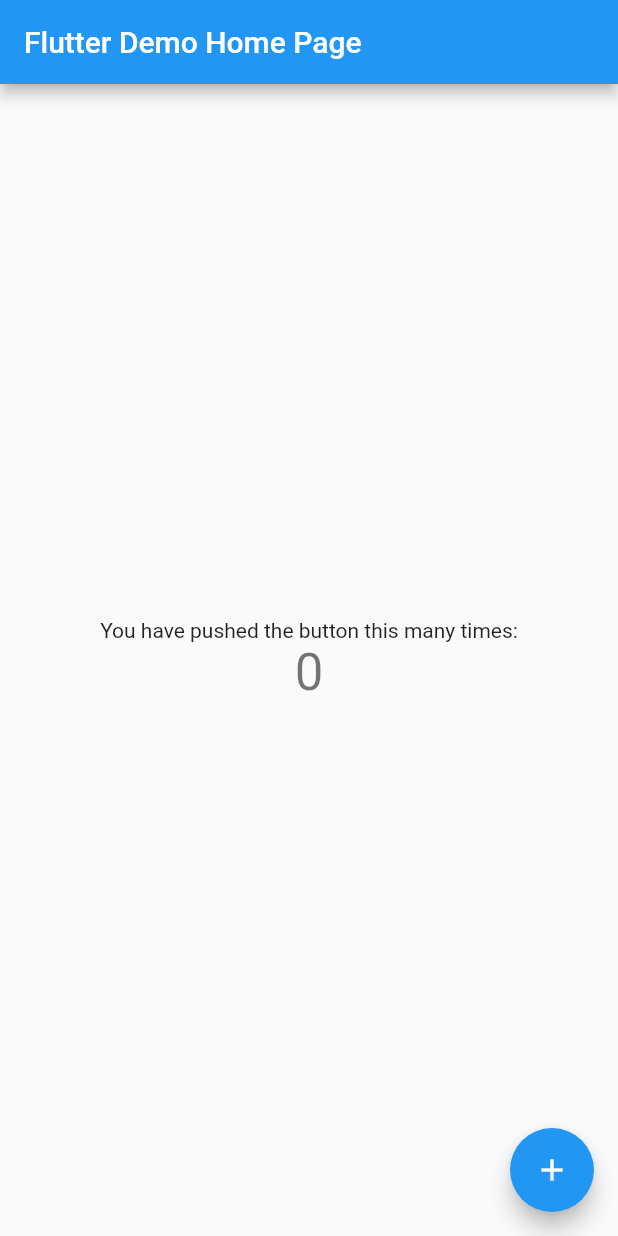
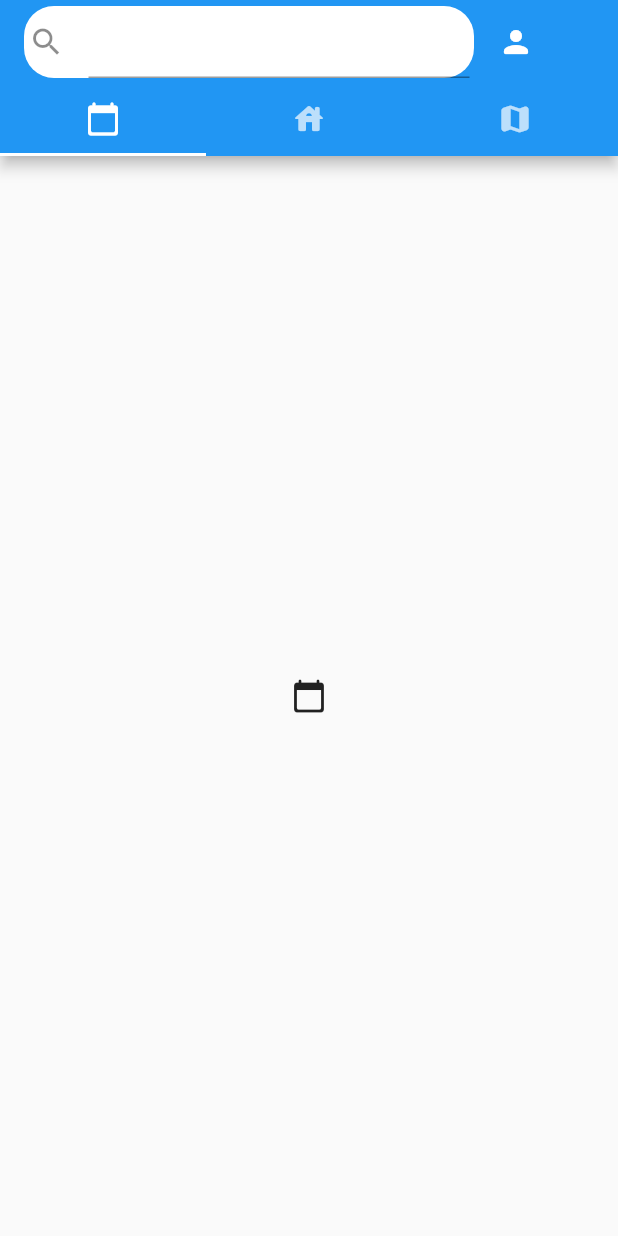
Before and after one commit to xbabka01/-Drinkward, a Flutter app: the screen it shows after launch, on a phone screen of 412 x 824 dp. Run offline on Flutter 3.47's test engine with Material 2 defaults, Android fonts, the phone set to English and light mode, and no system bars.

Commit message:
New home screen

```diff
--- a/lib/main.dart
+++ b/lib/main.dart
@@ -9,7 +9,7 @@ class MyApp extends StatelessWidget {
   @override
   Widget build(BuildContext context) {
     return MaterialApp(
-      title: 'Flutter Demo',
+      title: 'Drinkward',
       theme: ThemeData(
         // This is the theme of your application.
         //
@@ -22,7 +22,7 @@ class MyApp extends StatelessWidget {
         // is not restarted.
         primarySwatch: Colors.blue,
       ),
-      home: MyHomePage(title: 'Flutter Demo Home Page'),
+      home: MyHomePage(title: 'Drinkward'),
     );
   }
 }
@@ -67,47 +67,48 @@ class _MyHomePageState extends State<MyHomePage> {
     // The Flutter framework has been optimized to make rerunning build methods
     // fast, so that you can just rebuild anything that needs updating rather
     // than having to individually change instances of widgets.
-    return Scaffold(
-      appBar: AppBar(
-        // Here we take the value from the MyHomePage object that was created by
-        // the App.build method, and use it to set our appbar title.
-        title: Text(widget.title),
-      ),
-      body: Center(
-        // Center is a layout widget. It takes a single child and positions it
-        // in the middle of the parent.
-        child: Column(
-          // Column is also a layout widget. It takes a list of children and
-          // arranges them vertically. By default, it sizes itself to fit its
-          // children horizontally, and tries to be as tall as its parent.
-          //
-          // Invoke "debug painting" (press "p" in the console, choose the
-          // "Toggle Debug Paint" action from the Flutter Inspector in Android
-          // Studio, or the "Toggle Debug Paint" command in Visual Studio Code)
-          // to see the wireframe for each widget.
-          //
-          // Column has various properties to control how it sizes itself and
-          // how it positions its children. Here we use mainAxisAlignment to
-          // center the children vertically; the main axis here is the vertical
-          // axis because Columns are vertical (the cross axis would be
-          // horizontal).
-          mainAxisAlignment: MainAxisAlignment.center,
-          children: <Widget>[
-            Text(
-              'You have pushed the button this many times:',
-            ),
-            Text(
-              '$_counter',
-              style: Theme.of(context).textTheme.headline4,
-            ),
-          ],
+    return MaterialApp(
+      home: DefaultTabController(
+        length: 3,
+        child: Scaffold(
+          appBar: AppBar(
+              bottom: const TabBar(
+                tabs: [
+                  Tab(icon: Icon(Icons.calendar_today_rounded)),
+                  Tab(icon: Icon(Icons.house_rounded )),
+                  Tab(icon: Icon(Icons.map_rounded )),
+                ],
+              ),
+              title: Row(children: <Widget>[
+                Container(
+                    padding: EdgeInsets.symmetric(horizontal: 3),
+                    decoration: BoxDecoration(
+                        color: Colors.white,
+                        borderRadius: BorderRadius.circular(20)),
+                    constraints: BoxConstraints(maxWidth: 300),
+                    child: TextFormField(
+                      decoration: InputDecoration(
+                        icon: Icon(Icons.search),
+                        contentPadding:
+                            EdgeInsets.symmetric(horizontal: 5, vertical: 1),
+                      ),
+                    )),
+                new IconButton(
+                  icon: const Icon(Icons.person_rounded),
+                  alignment: Alignment.centerRight,
+                  tooltip: 'Person profile',
+                  onPressed: () {},
+                ),
+              ])),
+          body: const TabBarView(
+            children: [
+              Icon(Icons.calendar_today_rounded),
+              Icon(Icons.house_rounded ),
+              Icon(Icons.map_rounded ),
+            ],
+          ),
         ),
       ),
-      floatingActionButton: FloatingActionButton(
-        onPressed: _incrementCounter,
-        tooltip: 'Increment',
-        child: Icon(Icons.add),
-      ), // This trailing comma makes auto-formatting nicer for build methods.
     );
   }
 }
```
